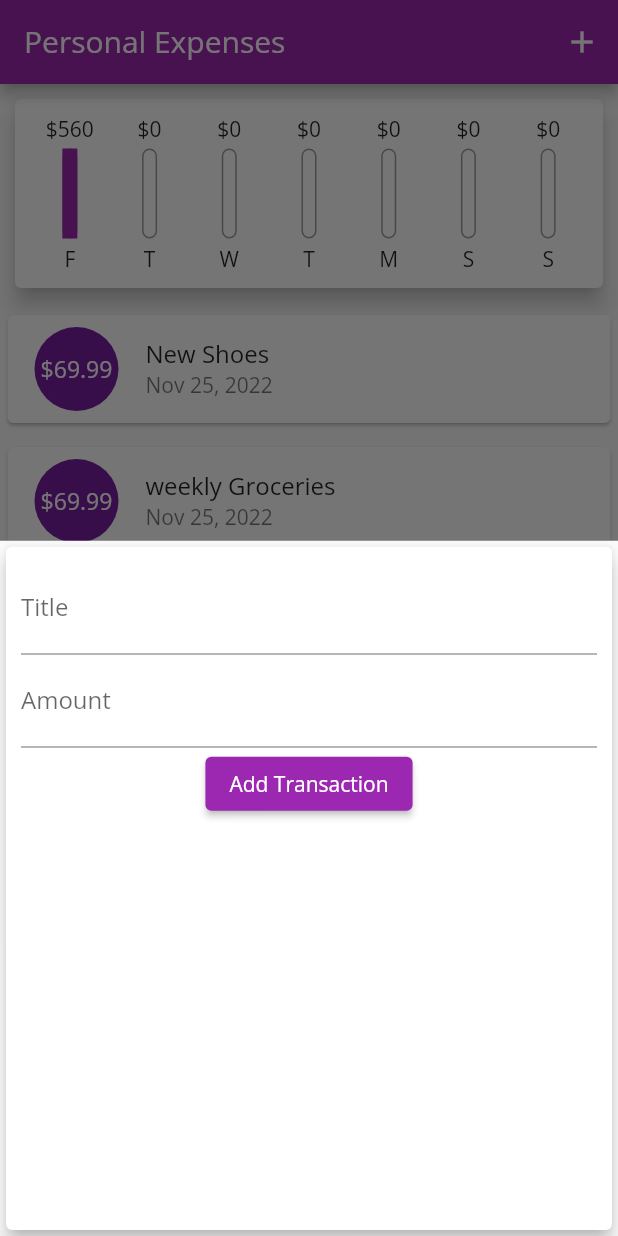
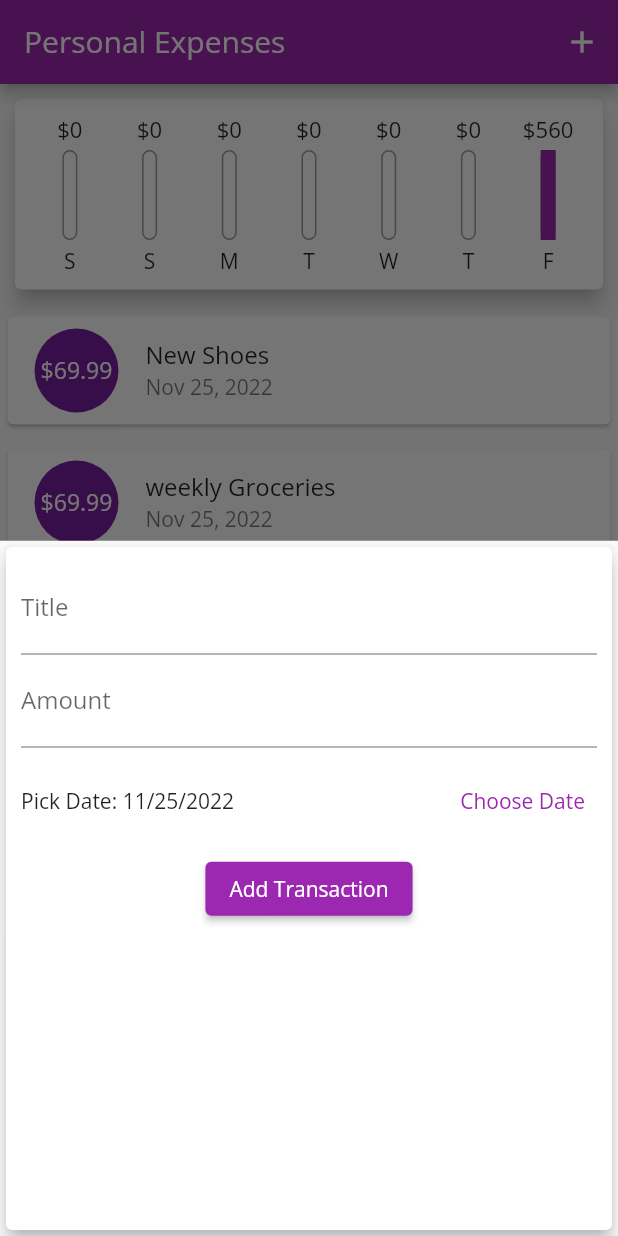
Before and after one commit to a-jalilian66/personal_expenses_flutter, a Flutter app: the screen it shows after launch, after a tap on the "add" icon, on a phone screen of 412 x 824 dp. Run offline on Flutter 3.47's test engine with Material 2 defaults, Android fonts, the phone set to English and light mode, and no system bars.

Commit message:
add => showing datepicker

```diff
--- a/lib/widgets/chart.dart
+++ b/lib/widgets/chart.dart
@@ -24,7 +24,7 @@ class Chart extends StatelessWidget {
 
 
       return {'day': DateFormat.E().format(weekDay).substring(0, 1), 'amount': totalSum};
-    });
+    }).reversed.toList();
   }
 
   double get totalSpending {
--- a/lib/widgets/chart_bar.dart
+++ b/lib/widgets/chart_bar.dart
@@ -11,7 +11,10 @@ class ChartBar extends StatelessWidget {
   Widget build(BuildContext context) {
     return Column(
       children: [
-        FittedBox(child: Text('\$${spendingAmount.toStringAsFixed(0)}')),
+        Container(
+          height: 20,
+          child: FittedBox(child: Text('\$${spendingAmount.toStringAsFixed(0)}')),
+        ),
         SizedBox(height: 4,),
         Container(
           height: 60,
--- a/lib/widgets/new_transaction.dart
+++ b/lib/widgets/new_transaction.dart
@@ -1,7 +1,8 @@
 import 'package:flutter/material.dart';
+import 'package:intl/intl.dart';
 
 class NewTransaction extends StatefulWidget {
-  NewTransaction({Key? key, required this.addTx}) : super(key: key);
+  const NewTransaction({Key? key, required this.addTx}) : super(key: key);
 
   final Function addTx;
 
@@ -11,8 +12,9 @@ class NewTransaction extends StatefulWidget {
 
 class _NewTransactionState extends State<NewTransaction> {
   final TextEditingController titleController = TextEditingController();
+  final TextEditingController amountController = TextEditingController();
+  late DateTime _selectedDate = DateTime.now();
 
-  final TextEditingController amountController = TextEditingController();
 
   void submitData() {
     final enteredTitle = titleController.text;
@@ -26,6 +28,22 @@ class _NewTransactionState extends State<NewTransaction> {
     );
 
     Navigator.of(context).pop();
+  }
+
+  void _persentDatePicker() {
+    showDatePicker(
+        context: context,
+        initialDate: DateTime.now(),
+        firstDate: DateTime(2019),
+        lastDate: DateTime.now()
+    ).then((value) {
+      if(value == null) {
+        return;
+      }
+      setState(() {
+        _selectedDate = value;
+      });
+    });
   }
 
   @override
@@ -51,6 +69,20 @@ class _NewTransactionState extends State<NewTransaction> {
               keyboardType: TextInputType.number,
               onSubmitted: (_) => submitData(),
             ),
+            Container(
+              height: 70,
+              child: Row(
+                children: [
+                  Expanded(
+                      child: Text(_selectedDate == null ? 'No Date Chosen!' : 'Pick Date: ${DateFormat.yMd().format(_selectedDate)}')
+                  ),
+                  TextButton(
+                      onPressed: _persentDatePicker,
+                      child: Text('Choose Date')
+                  )
+                ],
+              ),
+            ),
             ElevatedButton(
               onPressed: submitData,
               child: Text('Add Transaction'),
```
